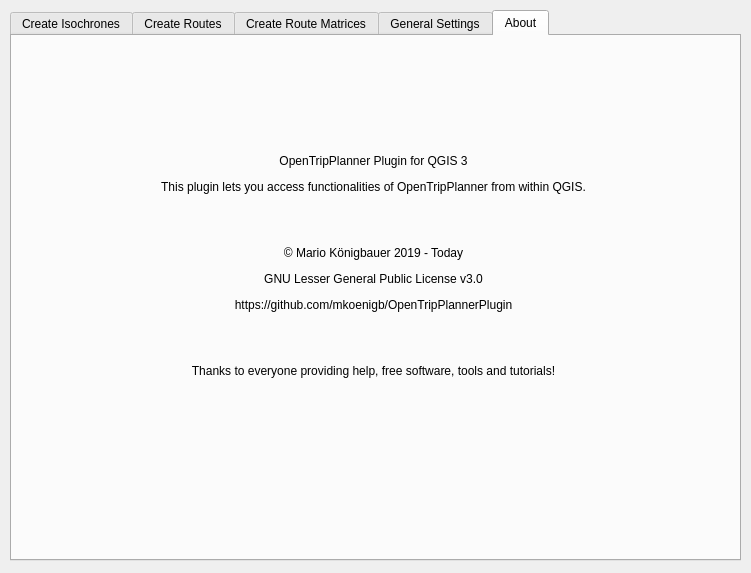
Qt form otp_plugin_dialog_base.ui (mkoenigb/OpenTripPlannerPlugin) before a commit.
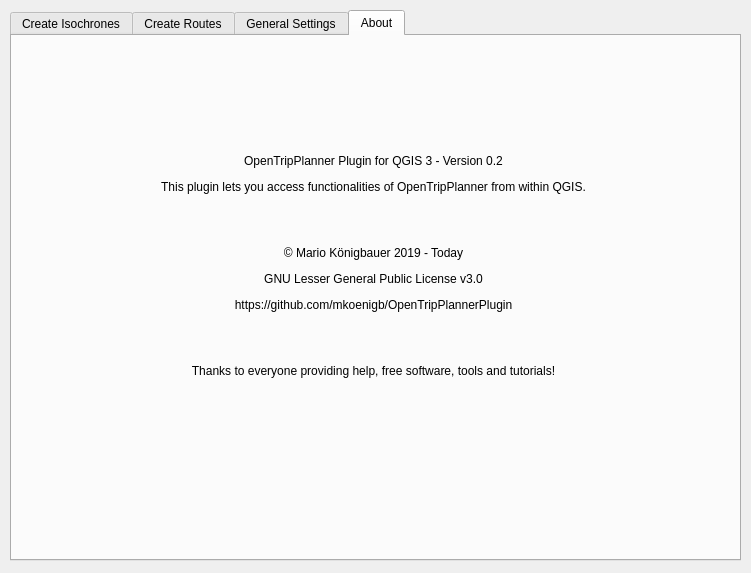
The same form after that commit. The open tabs and pages were chosen to show the change. Custom widgets are drawn as their Qt base class.

Diff of the .ui file:
```diff
--- a/otp_plugin_dialog_base.ui
+++ b/otp_plugin_dialog_base.ui
@@ -2070,11 +2070,6 @@
      </property>
     </widget>
    </widget>
-   <widget class="QWidget" name="tab_run_routematrix">
-    <attribute name="title">
-     <string>Create Route Matrices</string>
-    </attribute>
-   </widget>
    <widget class="QWidget" name="tab_settings_general">
     <property name="cursor">
      <cursorShape>ArrowCursor</cursorShape>
@@ -2206,7 +2201,7 @@
       </rect>
      </property>
      <property name="text">
-      <string>&lt;html&gt;&lt;head/&gt;&lt;body&gt;&lt;p&gt;OpenTripPlanner Plugin for QGIS 3&lt;/p&gt;&lt;p&gt;This plugin lets you access functionalities of OpenTripPlanner from within QGIS.&lt;/p&gt;&lt;p&gt;&lt;br/&gt;&lt;/p&gt;&lt;p&gt;© Mario Königbauer 2019 - Today&lt;/p&gt;&lt;p&gt;GNU Lesser General Public License v3.0&lt;/p&gt;&lt;p&gt;https://github.com/mkoenigb/OpenTripPlannerPlugin&lt;/p&gt;&lt;p&gt;&lt;br/&gt;&lt;/p&gt;&lt;p&gt;Thanks to everyone providing help, free software, tools and tutorials!&lt;/p&gt;&lt;/body&gt;&lt;/html&gt;</string>
+      <string>&lt;html&gt;&lt;head/&gt;&lt;body&gt;&lt;p&gt;OpenTripPlanner Plugin for QGIS 3 - Version 0.2&lt;/p&gt;&lt;p&gt;This plugin lets you access functionalities of OpenTripPlanner from within QGIS.&lt;/p&gt;&lt;p&gt;&lt;br/&gt;&lt;/p&gt;&lt;p&gt;© Mario Königbauer 2019 - Today&lt;/p&gt;&lt;p&gt;GNU Lesser General Public License v3.0&lt;/p&gt;&lt;p&gt;https://github.com/mkoenigb/OpenTripPlannerPlugin&lt;/p&gt;&lt;p&gt;&lt;br/&gt;&lt;/p&gt;&lt;p&gt;Thanks to everyone providing help, free software, tools and tutorials!&lt;/p&gt;&lt;/body&gt;&lt;/html&gt;</string>
      </property>
      <property name="alignment">
       <set>Qt::AlignCenter</set>
```
